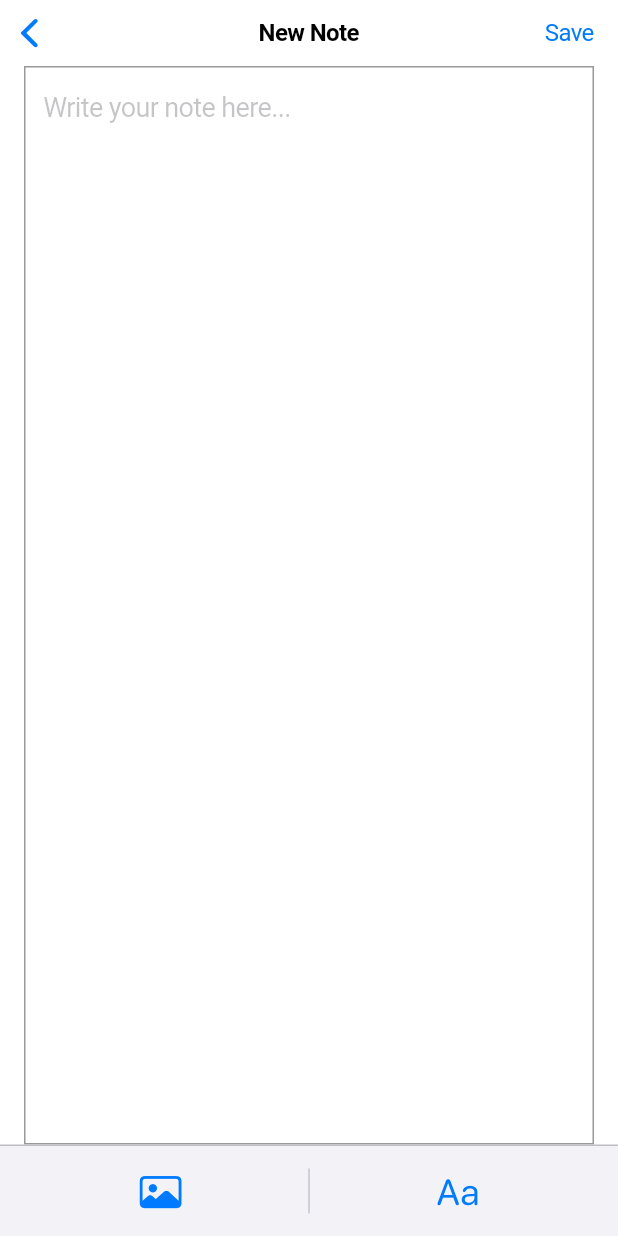
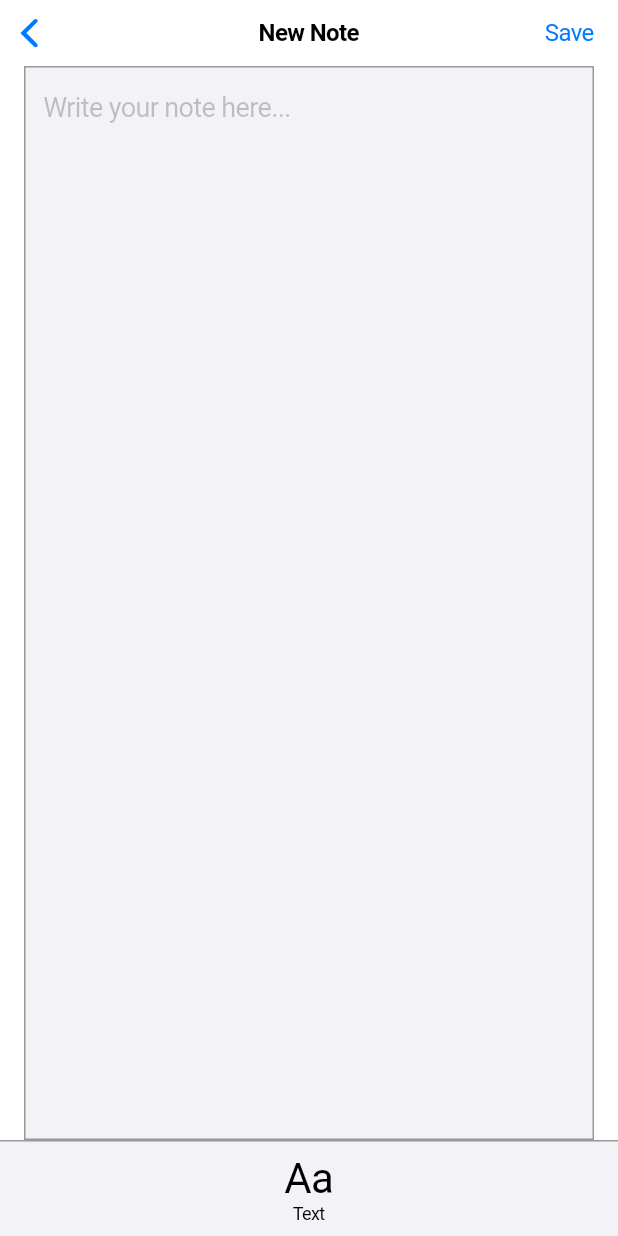
Before and after one commit to Mangulabnan-Bernard/NoteStash, a Flutter app: the NoteDetailScreen screen opened directly with empty values, on a phone screen of 412 x 824 dp. Run offline on Flutter 3.47's test engine with Material 3 defaults, Android fonts, the phone set to English and light mode, and no system bars; our stand-ins replace hive, hive_flutter, image_picker; accounts and stored records are empty.

Commit message:
fising some errors and some functions for version4

```diff
--- a/lib/note_detail_screen.dart
+++ b/lib/note_detail_screen.dart
@@ -7,7 +7,7 @@ import 'package:intl/intl.dart';
 class NoteDetailScreen extends StatefulWidget {
   final String note;
   final String? createdDate;
-  final Function(Map<String, dynamic>) onSave; // Updated to accept Map
+  final Function(Map<String, dynamic>) onSave;
   final Color textColor;
   final double fontSize;
   final TextAlign textAlign;
@@ -134,18 +134,22 @@ class _NoteDetailScreenState extends State<NoteDetailScreen> {
   }
 
   void _showColorPicker() {
+    final isDarkMode = CupertinoTheme.of(context).brightness == Brightness.dark;
+    final backgroundColor = isDarkMode ? CupertinoColors.quaternaryLabel : CupertinoColors.white;
+    final borderColor = isDarkMode ? CupertinoColors.white : CupertinoColors.inactiveGray;
+
     showCupertinoModalPopup(
       context: context,
       builder: (context) => Container(
         height: 250,
-        color: CupertinoColors.white,
+        color: backgroundColor,
         child: Column(
           children: [
             Padding(
               padding: const EdgeInsets.all(16.0),
               child: Text(
                 "Select Text Color",
-                style: TextStyle(fontSize: 18, fontWeight: FontWeight.bold),
+                style: TextStyle(fontSize: 18, fontWeight: FontWeight.bold, color: isDarkMode ? CupertinoColors.white : CupertinoColors.black),
               ),
             ),
             Row(
@@ -158,7 +162,28 @@ class _NoteDetailScreenState extends State<NoteDetailScreen> {
                     });
                     Navigator.pop(context);
                   },
+                  child: Container(
+                    decoration: BoxDecoration(
+                      shape: BoxShape.circle,
+                      border: Border.all(color: borderColor, width: 2.0),
+                    ),
                     child: CircleAvatar(backgroundColor: CupertinoColors.black, radius: 20),
+                  ),
+                ),
+                GestureDetector(
+                  onTap: () {
+                    setState(() {
+                      _textColor = CupertinoColors.white;
+                    });
+                    Navigator.pop(context);
+                  },
+                  child: Container(
+                    decoration: BoxDecoration(
+                      shape: BoxShape.circle,
+                      border: Border.all(color: borderColor, width: 2.0),
+                    ),
+                    child: CircleAvatar(backgroundColor: CupertinoColors.white, radius: 20),
+                  ),
                 ),
                 GestureDetector(
                   onTap: () {
@@ -167,7 +192,13 @@ class _NoteDetailScreenState extends State<NoteDetailScreen> {
                     });
                     Navigator.pop(context);
                   },
+                  child: Container(
+                    decoration: BoxDecoration(
+                      shape: BoxShape.circle,
+                      border: Border.all(color: borderColor, width: 2.0),
+                    ),
                     child: CircleAvatar(backgroundColor: CupertinoColors.systemRed, radius: 20),
+                  ),
                 ),
                 GestureDetector(
                   onTap: () {
@@ -176,7 +207,13 @@ class _NoteDetailScreenState extends State<NoteDetailScreen> {
                     });
                     Navigator.pop(context);
                   },
+                  child: Container(
+                    decoration: BoxDecoration(
+                      shape: BoxShape.circle,
+                      border: Border.all(color: borderColor, width: 2.0),
+                    ),
                     child: CircleAvatar(backgroundColor: CupertinoColors.systemBlue, radius: 20),
+                  ),
                 ),
                 GestureDetector(
                   onTap: () {
@@ -185,7 +222,13 @@ class _NoteDetailScreenState extends State<NoteDetailScreen> {
                     });
                     Navigator.pop(context);
                   },
+                  child: Container(
+                    decoration: BoxDecoration(
+                      shape: BoxShape.circle,
+                      border: Border.all(color: borderColor, width: 2.0),
+                    ),
                     child: CircleAvatar(backgroundColor: CupertinoColors.activeGreen, radius: 20),
+                  ),
                 ),
                 GestureDetector(
                   onTap: () {
@@ -194,12 +237,18 @@ class _NoteDetailScreenState extends State<NoteDetailScreen> {
                     });
                     Navigator.pop(context);
                   },
+                  child: Container(
+                    decoration: BoxDecoration(
+                      shape: BoxShape.circle,
+                      border: Border.all(color: borderColor, width: 2.0),
+                    ),
                     child: CircleAvatar(backgroundColor: CupertinoColors.systemOrange, radius: 20),
+                  ),
                 ),
               ],
             ),
             SizedBox(height: 16),
-            CupertinoButton(child: Text("Cancel"), onPressed: () => Navigator.pop(context)),
+            CupertinoButton(child: Text("Cancel", style: TextStyle(color: isDarkMode ? CupertinoColors.white : CupertinoColors.black)), onPressed: () => Navigator.pop(context)),
           ],
         ),
       ),
@@ -208,11 +257,16 @@ class _NoteDetailScreenState extends State<NoteDetailScreen> {
 
   @override
   Widget build(BuildContext context) {
+    final isDarkMode = CupertinoTheme.of(context).brightness == Brightness.dark;
+    final textColor = isDarkMode ? CupertinoColors.white : CupertinoColors.black;
+    final borderColor = isDarkMode ? CupertinoColors.white : CupertinoColors.inactiveGray;
+    final backgroundColor = isDarkMode ? CupertinoColors.darkBackgroundGray : CupertinoColors.systemGrey6;
+
     return CupertinoPageScaffold(
       navigationBar: CupertinoNavigationBar(
         middle: Text(
           widget.note.isEmpty ? 'New Note' : 'Edit Note',
-          style: TextStyle(fontSize: 16),
+          style: TextStyle(fontSize: 16, color: textColor),
         ),
         trailing: GestureDetector(
           onTap: () {
@@ -238,16 +292,24 @@ class _NoteDetailScreenState extends State<NoteDetailScreen> {
                   children: [
                     Text(
                       'Created: ${DateFormat.yMd().add_jm().format(DateTime.parse(widget.createdDate!))}',
-                      style: TextStyle(fontSize: 14, color: CupertinoColors.inactiveGray),
+                      style: TextStyle(fontSize: 14, color: textColor),
                     ),
-                    Divider(height: 16, thickness: 0.5, color: CupertinoColors.separator),
+                    Divider(height: 16, thickness: 0.5, color: borderColor),
                   ],
                 ),
               ),
             if (_insertedImage != null)
               Padding(
                 padding: const EdgeInsets.symmetric(horizontal: 16.0, vertical: 8),
-                child: ClipRRect(borderRadius: BorderRadius.circular(8), child: Image.file(_insertedImage!)),
+                child: ClipRRect(
+                  borderRadius: BorderRadius.circular(8),
+                  child: Container(
+                    decoration: BoxDecoration(
+                      border: Border.all(color: borderColor),
+                    ),
+                    child: Image.file(_insertedImage!),
+                  ),
+                ),
               ),
             Expanded(
               child: Padding(
@@ -259,34 +321,49 @@ class _NoteDetailScreenState extends State<NoteDetailScreen> {
                   textAlign: _textAlign,
                   textAlignVertical: TextAlignVertical.top,
                   placeholder: 'Write your note here...',
+                  placeholderStyle: TextStyle(color: CupertinoColors.placeholderText),
                   padding: EdgeInsets.symmetric(vertical: 16.0, horizontal: 12.0),
-                  decoration: BoxDecoration(border: Border.all(color: CupertinoColors.inactiveGray)),
+                  decoration: BoxDecoration(
+                    border: Border.all(color: borderColor),
+                    color: backgroundColor,
+                  ),
                 ),
               ),
             ),
             Container(
               padding: EdgeInsets.symmetric(vertical: 8, horizontal: 16),
               decoration: BoxDecoration(
-                color: CupertinoColors.systemGrey6,
-                border: Border(top: BorderSide(color: CupertinoColors.separator)),
+                color: backgroundColor,
+                border: Border(top: BorderSide(color: borderColor)),
               ),
               child: Row(
-                mainAxisAlignment: MainAxisAlignment.spaceEvenly,
+                mainAxisAlignment: MainAxisAlignment.center, // Center the items
                 children: [
+                  // CupertinoButton(
+                  //   padding: EdgeInsets.zero,
+                  //   child: Column(
+                  //     children: [
+                  //       Icon(CupertinoIcons.photo, size: 28, color: textColor),
+                  //       Text('Image', style: TextStyle(fontSize: 12, color: textColor)),
+                  //     ],
+                  //   ),
+                  //   onPressed: _pickImage,
+                  // ),
+                  // Container(height: 30, child: VerticalDivider()), // Remove the divider
                   CupertinoButton(
                     padding: EdgeInsets.zero,
-                    child: Icon(CupertinoIcons.photo, size: 28),
-                    onPressed: _pickImage,
+                    child: Column(
+                      children: [
+                        Text('Aa', style: TextStyle(fontSize: 28, color: textColor)),
+                        Text('Text', style: TextStyle(fontSize: 12, color: textColor)),
+                      ],
                     ),
-                  Container(height: 30, child: VerticalDivider()),
-                  CupertinoButton(
-                    padding: EdgeInsets.zero,
-                    child: Icon(CupertinoIcons.textformat, size: 28),
                     onPressed: _showTextFormattingOptions,
                   ),
                 ],
               ),
             ),
+
           ],
         ),
       ),
--- a/lib/settings/settings_screen.dart
+++ b/lib/settings/settings_screen.dart
@@ -72,7 +72,7 @@ class SettingsScreen extends StatelessWidget {
                   title: Text('Version', style: TextStyle(color: getTextColor())),
                   leading: Icon(CupertinoIcons.number),
                   trailing: Text(
-                    '1.0.0',
+                    '1.0.0+4',
                     style: TextStyle(
                       color: CupertinoColors.inactiveGray,
                       fontSize: 16,
--- a/pubspec.yaml
+++ b/pubspec.yaml
@@ -16,7 +16,7 @@ publish_to: 'none' # Remove this line if you wish to publish to pub.dev
 # https://developer.apple.com/library/archive/documentation/General/Reference/InfoPlistKeyReference/Articles/CoreFoundationKeys.html
 # In Windows, build-name is used as the major, minor, and patch parts
 # of the product and file versions while build-number is used as the build suffix.
-version: 1.0.0+3
+version: 1.0.0+4
 
 environment:
   sdk: ^3.7.2
```
Lines whose indentation alone changed are shown as unchanged.
